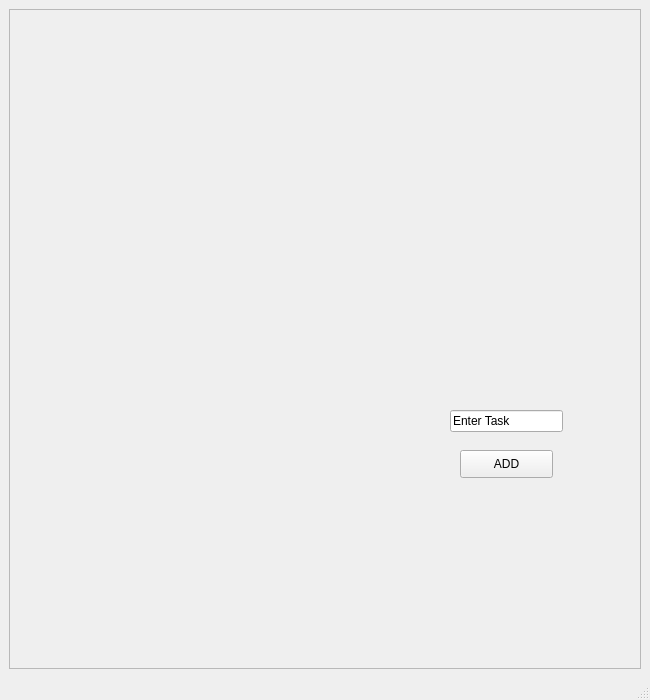
The window that first/todo.ui (Devikarb/TIME4CLASS) describes before a commit, drawn with Qt 5.
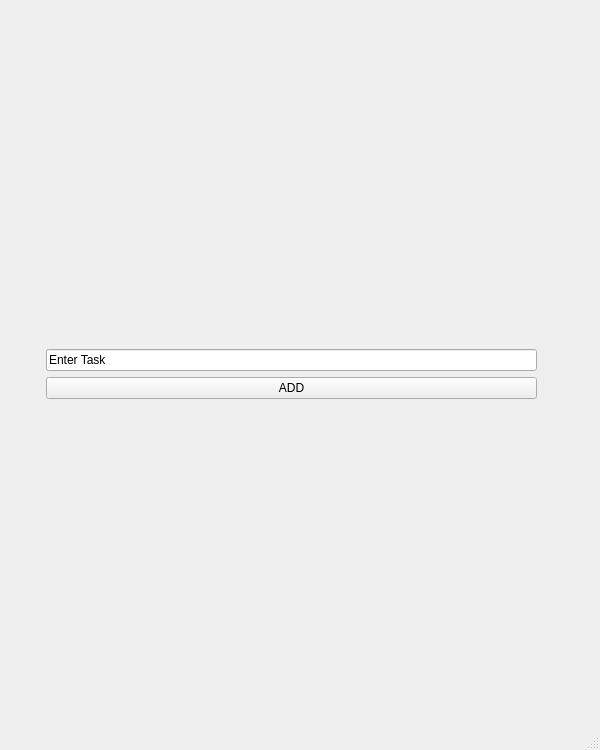
The same window after the commit. Icons and pictures are not drawn.

Commit message: todo_popup_updated

The edit to the form file:
```diff
--- a/first/todo.ui
+++ b/first/todo.ui
@@ -6,79 +6,178 @@
    <rect>
     <x>0</x>
     <y>0</y>
-    <width>650</width>
-    <height>700</height>
+    <width>600</width>
+    <height>750</height>
    </rect>
   </property>
+  <property name="sizePolicy">
+   <sizepolicy hsizetype="Preferred" vsizetype="Preferred">
+    <horstretch>0</horstretch>
+    <verstretch>0</verstretch>
+   </sizepolicy>
+  </property>
+  <property name="minimumSize">
+   <size>
+    <width>600</width>
+    <height>750</height>
+   </size>
+  </property>
+  <property name="maximumSize">
+   <size>
+    <width>600</width>
+    <height>750</height>
+   </size>
+  </property>
   <property name="windowTitle">
    <string>MainWindow</string>
   </property>
+  <property name="autoFillBackground">
+   <bool>true</bool>
+  </property>
+  <property name="styleSheet">
+   <string notr="true">background-image: url(:/resources/img/background2.png);</string>
+  </property>
   <widget class="QWidget" name="centralwidget">
-   <layout class="QGridLayout" name="gridLayout_2">
+   <layout class="QGridLayout" name="gridLayout">
     <item row="0" column="0">
-     <widget class="QFrame" name="frame">
-      <property name="frameShape">
-       <enum>QFrame::StyledPanel</enum>
-      </property>
-      <property name="frameShadow">
-       <enum>QFrame::Raised</enum>
-      </property>
-     </widget>
+     <layout class="QVBoxLayout" name="verticalLayout_3">
+      <item>
+       <widget class="QLabel" name="label_logo">
+        <property name="text">
+         <string/>
+        </property>
+        <property name="pixmap">
+         <pixmap resource="resource.qrc">:/resources/img/image1.png</pixmap>
+        </property>
+        <property name="scaledContents">
+         <bool>false</bool>
+        </property>
+        <property name="alignment">
+         <set>Qt::AlignCenter</set>
+        </property>
+       </widget>
+      </item>
+      <item>
+       <layout class="QHBoxLayout" name="horizontalLayout">
+        <item>
+         <spacer name="horizontalSpacer_2">
+          <property name="orientation">
+           <enum>Qt::Horizontal</enum>
+          </property>
+          <property name="sizeType">
+           <enum>QSizePolicy::Maximum</enum>
+          </property>
+          <property name="sizeHint" stdset="0">
+           <size>
+            <width>37</width>
+            <height>17</height>
+           </size>
+          </property>
+         </spacer>
+        </item>
+        <item>
+         <layout class="QVBoxLayout" name="verticalLayout_2">
+          <item>
+           <spacer name="verticalSpacer_2">
+            <property name="orientation">
+             <enum>Qt::Vertical</enum>
+            </property>
+            <property name="sizeHint" stdset="0">
+             <size>
+              <width>20</width>
+              <height>40</height>
+             </size>
+            </property>
+           </spacer>
+          </item>
+          <item>
+           <widget class="QLineEdit" name="lineEdit">
+            <property name="sizePolicy">
+             <sizepolicy hsizetype="Minimum" vsizetype="Fixed">
+              <horstretch>0</horstretch>
+              <verstretch>0</verstretch>
+             </sizepolicy>
+            </property>
+            <property name="autoFillBackground">
+             <bool>false</bool>
+            </property>
+            <property name="text">
+             <string>Enter Task</string>
+            </property>
+           </widget>
+          </item>
+          <item>
+           <widget class="QPushButton" name="pushButton">
+            <property name="sizePolicy">
+             <sizepolicy hsizetype="Minimum" vsizetype="Fixed">
+              <horstretch>0</horstretch>
+              <verstretch>0</verstretch>
+             </sizepolicy>
+            </property>
+            <property name="layoutDirection">
+             <enum>Qt::RightToLeft</enum>
+            </property>
+            <property name="text">
+             <string>ADD</string>
+            </property>
+           </widget>
+          </item>
+          <item>
+           <spacer name="verticalSpacer">
+            <property name="orientation">
+             <enum>Qt::Vertical</enum>
+            </property>
+            <property name="sizeHint" stdset="0">
+             <size>
+              <width>20</width>
+              <height>40</height>
+             </size>
+            </property>
+           </spacer>
+          </item>
+         </layout>
+        </item>
+        <item>
+         <spacer name="horizontalSpacer">
+          <property name="orientation">
+           <enum>Qt::Horizontal</enum>
+          </property>
+          <property name="sizeType">
+           <enum>QSizePolicy::Maximum</enum>
+          </property>
+          <property name="sizeHint" stdset="0">
+           <size>
+            <width>37</width>
+            <height>17</height>
+           </size>
+          </property>
+         </spacer>
+        </item>
+        <item>
+         <layout class="QVBoxLayout" name="verticalLayout_4">
+          <item>
+           <spacer name="verticalSpacer_3">
+            <property name="orientation">
+             <enum>Qt::Vertical</enum>
+            </property>
+            <property name="sizeType">
+             <enum>QSizePolicy::Preferred</enum>
+            </property>
+            <property name="sizeHint" stdset="0">
+             <size>
+              <width>17</width>
+              <height>37</height>
+             </size>
+            </property>
+           </spacer>
+          </item>
+         </layout>
+        </item>
+       </layout>
+      </item>
+     </layout>
     </item>
    </layout>
-   <widget class="QPushButton" name="pushButton">
-    <property name="geometry">
-     <rect>
-      <x>460</x>
-      <y>450</y>
-      <width>93</width>
-      <height>28</height>
-     </rect>
-    </property>
-    <property name="text">
-     <string>ADD</string>
-    </property>
-   </widget>
-   <widget class="QLineEdit" name="lineEdit">
-    <property name="geometry">
-     <rect>
-      <x>450</x>
-      <y>410</y>
-      <width>113</width>
-      <height>22</height>
-     </rect>
-    </property>
-    <property name="text">
-     <string>Enter Task</string>
-    </property>
-   </widget>
-   <widget class="QWidget" name="verticalLayoutWidget">
-    <property name="geometry">
-     <rect>
-      <x>180</x>
-      <y>340</y>
-      <width>211</width>
-      <height>181</height>
-     </rect>
-    </property>
-    <layout class="QVBoxLayout" name="verticalLayout"/>
-   </widget>
-   <widget class="QWidget" name="gridLayoutWidget">
-    <property name="geometry">
-     <rect>
-      <x>370</x>
-      <y>200</y>
-      <width>160</width>
-      <height>80</height>
-     </rect>
-    </property>
-    <layout class="QGridLayout" name="gridLayout"/>
-   </widget>
-   <zorder>frame</zorder>
-   <zorder>pushButton</zorder>
-   <zorder>lineEdit</zorder>
-   <zorder>verticalLayoutWidget</zorder>
-   <zorder>gridLayoutWidget</zorder>
   </widget>
   <widget class="QMenuBar" name="menubar">
    <property name="geometry">
```
Left out of the diff: 6 changed lines with no effect on the pictures. The commit also changes 16 other files.
